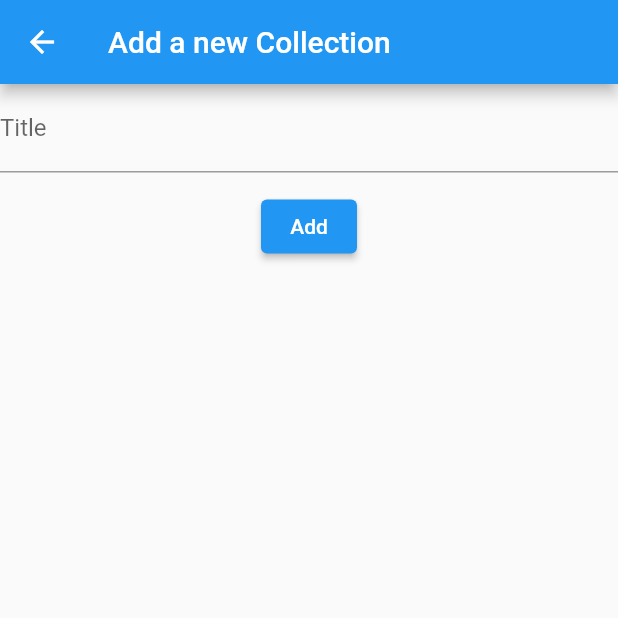
After one commit to williamo1099/List-Timer, a Flutter app: the CollectionAddView screen opened directly, on a phone screen of 412 x 824 dp, the top half of it. The commit adds this screen. Run offline on Flutter 3.47's test engine with Material 2 defaults, Android fonts, the phone set to English and light mode, and no system bars.

Commit message:
Adding new views
Add new detail view and add view.

```diff
--- /dev/null
+++ b/lib/views/collection_add_view.dart
@@ -0,0 +1,54 @@
+import 'package:flutter/material.dart';
+
+class CollectionAddView extends StatefulWidget {
+  const CollectionAddView({super.key});
+
+  @override
+  State<CollectionAddView> createState() => _CollectionAddViewState();
+}
+
+class _CollectionAddViewState extends State<CollectionAddView> {
+  @override
+  Widget build(BuildContext context) {
+    return Scaffold(
+      // APPBAR
+      appBar: AppBar(
+        title: const Text("Add a new Collection"),
+      ),
+
+      // BODY
+      body: Form(
+        child: Column(
+          children: [
+            // TITLE TEXT FORM FIELD
+            TextFormField(
+              decoration: const InputDecoration(
+                label: Text("Title"),
+              ),
+              validator: (value) {
+                if (value == null ||
+                    value.isEmpty ||
+                    value.trim().length >= 20) {
+                  return "Title must be between one and 20 characters long.";
+                }
+
+                return null;
+              },
+            ),
+
+            //
+            const SizedBox(
+              height: 12,
+            ),
+
+            // ADD BUTTON
+            ElevatedButton(
+              onPressed: () {},
+              child: const Text("Add"),
+            ),
+          ],
+        ),
+      ),
+    );
+  }
+}
```
Also changed, not shown: lib/views/collection_detail_view.dart (+63 -4 lines), lib/views/collection_list_view.dart (+15 -6 lines).
